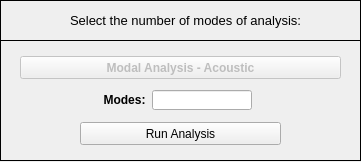
Before: the Qt Designer form pulse/uix/user_input/ui/acousticModalAnalysisInput.ui in open-pulse/OpenPulse, drawn with Qt 5.
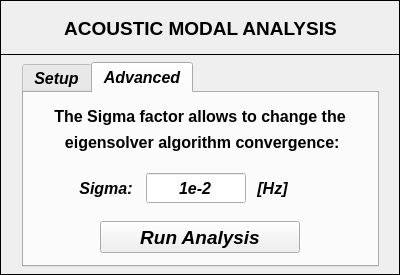
After: the same form once the commit is applied. The open tabs and pages were chosen to show the change. Icons and pictures are not drawn.

Commit message: Acoustic modal analysis - sigma factor

```diff
--- a/pulse/uix/user_input/ui/acousticModalAnalysisInput.ui
+++ b/pulse/uix/user_input/ui/acousticModalAnalysisInput.ui
@@ -9,8 +9,8 @@
    <rect>
     <x>0</x>
     <y>0</y>
-    <width>361</width>
-    <height>162</height>
+    <width>400</width>
+    <height>275</height>
    </rect>
   </property>
   <property name="sizePolicy">
@@ -21,14 +21,14 @@
   </property>
   <property name="minimumSize">
    <size>
-    <width>361</width>
-    <height>162</height>
+    <width>400</width>
+    <height>275</height>
    </size>
   </property>
   <property name="maximumSize">
    <size>
-    <width>361</width>
-    <height>162</height>
+    <width>400</width>
+    <height>275</height>
    </size>
   </property>
   <property name="contextMenuPolicy">
@@ -44,199 +44,525 @@
   <property name="whatsThis">
    <string/>
   </property>
-  <widget class="QWidget" name="widget" native="true">
+  <widget class="QFrame" name="frame_2">
    <property name="geometry">
     <rect>
      <x>0</x>
-     <y>0</y>
-     <width>361</width>
-     <height>161</height>
+     <y>54</y>
+     <width>400</width>
+     <height>221</height>
     </rect>
    </property>
    <property name="font">
     <font>
-     <kerning>true</kerning>
+     <family>Arial</family>
+     <pointsize>12</pointsize>
+     <weight>75</weight>
+     <bold>true</bold>
     </font>
    </property>
-   <widget class="QFrame" name="frame">
+   <property name="frameShape">
+    <enum>QFrame::Box</enum>
+   </property>
+   <property name="frameShadow">
+    <enum>QFrame::Plain</enum>
+   </property>
+   <widget class="QTabWidget" name="tabWidget">
     <property name="geometry">
      <rect>
-      <x>0</x>
-      <y>0</y>
-      <width>361</width>
-      <height>41</height>
+      <x>22</x>
+      <y>8</y>
+      <width>357</width>
+      <height>205</height>
      </rect>
     </property>
-    <property name="frameShape">
-     <enum>QFrame::Box</enum>
+    <property name="font">
+     <font>
+      <family>Arial</family>
+      <pointsize>12</pointsize>
+      <weight>75</weight>
+      <italic>true</italic>
+      <bold>true</bold>
+     </font>
     </property>
-    <property name="frameShadow">
-     <enum>QFrame::Plain</enum>
+    <property name="currentIndex">
+     <number>0</number>
     </property>
-    <property name="lineWidth">
-     <number>1</number>
-    </property>
-    <widget class="QLabel" name="label">
-     <property name="geometry">
-      <rect>
-       <x>10</x>
-       <y>12</y>
-       <width>351</width>
-       <height>16</height>
-      </rect>
-     </property>
-     <property name="font">
-      <font>
-       <pointsize>10</pointsize>
-       <italic>false</italic>
-      </font>
-     </property>
-     <property name="text">
-      <string>Select the number of modes of analysis:</string>
-     </property>
-     <property name="textFormat">
-      <enum>Qt::AutoText</enum>
-     </property>
-     <property name="alignment">
-      <set>Qt::AlignCenter</set>
-     </property>
+    <widget class="QWidget" name="tab">
+     <attribute name="title">
+      <string>Setup</string>
+     </attribute>
+     <widget class="QLineEdit" name="lineEdit_number_modes">
+      <property name="geometry">
+       <rect>
+        <x>122</x>
+        <y>80</y>
+        <width>100</width>
+        <height>30</height>
+       </rect>
+      </property>
+      <property name="minimumSize">
+       <size>
+        <width>100</width>
+        <height>30</height>
+       </size>
+      </property>
+      <property name="maximumSize">
+       <size>
+        <width>100</width>
+        <height>30</height>
+       </size>
+      </property>
+      <property name="font">
+       <font>
+        <family>Arial</family>
+        <pointsize>12</pointsize>
+        <weight>75</weight>
+        <italic>true</italic>
+        <bold>true</bold>
+       </font>
+      </property>
+      <property name="text">
+       <string>20</string>
+      </property>
+      <property name="alignment">
+       <set>Qt::AlignCenter</set>
+      </property>
+     </widget>
+     <widget class="QLabel" name="label_2">
+      <property name="geometry">
+       <rect>
+        <x>42</x>
+        <y>80</y>
+        <width>80</width>
+        <height>30</height>
+       </rect>
+      </property>
+      <property name="minimumSize">
+       <size>
+        <width>80</width>
+        <height>30</height>
+       </size>
+      </property>
+      <property name="maximumSize">
+       <size>
+        <width>80</width>
+        <height>30</height>
+       </size>
+      </property>
+      <property name="font">
+       <font>
+        <family>Arial</family>
+        <pointsize>12</pointsize>
+        <weight>75</weight>
+        <bold>true</bold>
+       </font>
+      </property>
+      <property name="text">
+       <string>Modes:</string>
+      </property>
+      <property name="alignment">
+       <set>Qt::AlignCenter</set>
+      </property>
+     </widget>
+     <widget class="QPushButton" name="pushButton">
+      <property name="geometry">
+       <rect>
+        <x>76</x>
+        <y>128</y>
+        <width>200</width>
+        <height>32</height>
+       </rect>
+      </property>
+      <property name="minimumSize">
+       <size>
+        <width>200</width>
+        <height>32</height>
+       </size>
+      </property>
+      <property name="maximumSize">
+       <size>
+        <width>200</width>
+        <height>32</height>
+       </size>
+      </property>
+      <property name="font">
+       <font>
+        <family>Arial</family>
+        <pointsize>14</pointsize>
+        <weight>75</weight>
+        <italic>true</italic>
+        <bold>true</bold>
+       </font>
+      </property>
+      <property name="text">
+       <string>Run Analysis</string>
+      </property>
+     </widget>
+     <widget class="QLabel" name="label_9">
+      <property name="geometry">
+       <rect>
+        <x>14</x>
+        <y>34</y>
+        <width>320</width>
+        <height>30</height>
+       </rect>
+      </property>
+      <property name="minimumSize">
+       <size>
+        <width>320</width>
+        <height>30</height>
+       </size>
+      </property>
+      <property name="maximumSize">
+       <size>
+        <width>320</width>
+        <height>30</height>
+       </size>
+      </property>
+      <property name="font">
+       <font>
+        <family>Arial</family>
+        <pointsize>12</pointsize>
+        <weight>75</weight>
+        <italic>false</italic>
+        <bold>true</bold>
+       </font>
+      </property>
+      <property name="text">
+       <string>in acoustic modal analysis</string>
+      </property>
+      <property name="textFormat">
+       <enum>Qt::AutoText</enum>
+      </property>
+      <property name="alignment">
+       <set>Qt::AlignCenter</set>
+      </property>
+     </widget>
+     <widget class="QLabel" name="label_5">
+      <property name="geometry">
+       <rect>
+        <x>14</x>
+        <y>8</y>
+        <width>320</width>
+        <height>30</height>
+       </rect>
+      </property>
+      <property name="minimumSize">
+       <size>
+        <width>320</width>
+        <height>30</height>
+       </size>
+      </property>
+      <property name="maximumSize">
+       <size>
+        <width>320</width>
+        <height>30</height>
+       </size>
+      </property>
+      <property name="font">
+       <font>
+        <family>Arial</family>
+        <pointsize>12</pointsize>
+        <weight>75</weight>
+        <italic>false</italic>
+        <bold>true</bold>
+       </font>
+      </property>
+      <property name="text">
+       <string>Select the number of modes to solve</string>
+      </property>
+      <property name="textFormat">
+       <enum>Qt::AutoText</enum>
+      </property>
+      <property name="alignment">
+       <set>Qt::AlignCenter</set>
+      </property>
+     </widget>
+    </widget>
+    <widget class="QWidget" name="tab_2">
+     <attribute name="title">
+      <string>Advanced</string>
+     </attribute>
+     <widget class="QLabel" name="label_4">
+      <property name="geometry">
+       <rect>
+        <x>224</x>
+        <y>80</y>
+        <width>49</width>
+        <height>30</height>
+       </rect>
+      </property>
+      <property name="minimumSize">
+       <size>
+        <width>49</width>
+        <height>30</height>
+       </size>
+      </property>
+      <property name="maximumSize">
+       <size>
+        <width>49</width>
+        <height>30</height>
+       </size>
+      </property>
+      <property name="font">
+       <font>
+        <family>Arial</family>
+        <pointsize>12</pointsize>
+        <weight>75</weight>
+        <bold>true</bold>
+       </font>
+      </property>
+      <property name="text">
+       <string>[Hz]</string>
+      </property>
+      <property name="alignment">
+       <set>Qt::AlignCenter</set>
+      </property>
+     </widget>
+     <widget class="QLabel" name="label_3">
+      <property name="geometry">
+       <rect>
+        <x>42</x>
+        <y>80</y>
+        <width>80</width>
+        <height>30</height>
+       </rect>
+      </property>
+      <property name="minimumSize">
+       <size>
+        <width>80</width>
+        <height>30</height>
+       </size>
+      </property>
+      <property name="maximumSize">
+       <size>
+        <width>80</width>
+        <height>30</height>
+       </size>
+      </property>
+      <property name="font">
+       <font>
+        <family>Arial</family>
+        <pointsize>12</pointsize>
+        <weight>75</weight>
+        <bold>true</bold>
+       </font>
+      </property>
+      <property name="text">
+       <string>Sigma:</string>
+      </property>
+      <property name="alignment">
+       <set>Qt::AlignCenter</set>
+      </property>
+     </widget>
+     <widget class="QLineEdit" name="lineEdit_input_sigma_factor">
+      <property name="geometry">
+       <rect>
+        <x>122</x>
+        <y>80</y>
+        <width>100</width>
+        <height>30</height>
+       </rect>
+      </property>
+      <property name="minimumSize">
+       <size>
+        <width>100</width>
+        <height>30</height>
+       </size>
+      </property>
+      <property name="maximumSize">
+       <size>
+        <width>100</width>
+        <height>30</height>
+       </size>
+      </property>
+      <property name="font">
+       <font>
+        <family>Arial</family>
+        <pointsize>12</pointsize>
+        <weight>75</weight>
+        <italic>true</italic>
+        <bold>true</bold>
+       </font>
+      </property>
+      <property name="text">
+       <string>1e-2</string>
+      </property>
+      <property name="alignment">
+       <set>Qt::AlignCenter</set>
+      </property>
+     </widget>
+     <widget class="QPushButton" name="pushButton_2">
+      <property name="geometry">
+       <rect>
+        <x>76</x>
+        <y>128</y>
+        <width>200</width>
+        <height>32</height>
+       </rect>
+      </property>
+      <property name="minimumSize">
+       <size>
+        <width>200</width>
+        <height>32</height>
+       </size>
+      </property>
+      <property name="maximumSize">
+       <size>
+        <width>200</width>
+        <height>32</height>
+       </size>
+      </property>
+      <property name="font">
+       <font>
+        <family>Arial</family>
+        <pointsize>14</pointsize>
+        <weight>75</weight>
+        <italic>true</italic>
+        <bold>true</bold>
+       </font>
+      </property>
+      <property name="text">
+       <string>Run Analysis</string>
+      </property>
+     </widget>
+     <widget class="QLabel" name="label_7">
+      <property name="geometry">
+       <rect>
+        <x>16</x>
+        <y>8</y>
+        <width>320</width>
+        <height>30</height>
+       </rect>
+      </property>
+      <property name="minimumSize">
+       <size>
+        <width>320</width>
+        <height>30</height>
+       </size>
+      </property>
+      <property name="maximumSize">
+       <size>
+        <width>320</width>
+        <height>30</height>
+       </size>
+      </property>
+      <property name="font">
+       <font>
+        <family>Arial</family>
+        <pointsize>12</pointsize>
+        <weight>75</weight>
+        <italic>false</italic>
+        <bold>true</bold>
+       </font>
+      </property>
+      <property name="text">
+       <string>The Sigma factor allows to change the</string>
+      </property>
+      <property name="textFormat">
+       <enum>Qt::AutoText</enum>
+      </property>
+      <property name="alignment">
+       <set>Qt::AlignCenter</set>
+      </property>
+     </widget>
+     <widget class="QLabel" name="label_8">
+      <property name="geometry">
+       <rect>
+        <x>16</x>
+        <y>34</y>
+        <width>320</width>
+        <height>30</height>
+       </rect>
+      </property>
+      <property name="minimumSize">
+       <size>
+        <width>320</width>
+        <height>30</height>
+       </size>
+      </property>
+      <property name="maximumSize">
+       <size>
+        <width>320</width>
+        <height>30</height>
+       </size>
+      </property>
+      <property name="font">
+       <font>
+        <family>Arial</family>
+        <pointsize>12</pointsize>
+        <weight>75</weight>
+        <italic>false</italic>
+        <bold>true</bold>
+       </font>
+      </property>
+      <property name="text">
+       <string> eigensolver algorithm convergence:</string>
+      </property>
+      <property name="textFormat">
+       <enum>Qt::AutoText</enum>
+      </property>
+      <property name="alignment">
+       <set>Qt::AlignCenter</set>
+      </property>
+     </widget>
     </widget>
    </widget>
-   <widget class="QFrame" name="frame_2">
+  </widget>
+  <widget class="QFrame" name="frame">
+   <property name="geometry">
+    <rect>
+     <x>0</x>
+     <y>0</y>
+     <width>400</width>
+     <height>55</height>
+    </rect>
+   </property>
+   <property name="font">
+    <font>
+     <family>Arial</family>
+     <pointsize>12</pointsize>
+     <weight>75</weight>
+     <bold>true</bold>
+    </font>
+   </property>
+   <property name="frameShape">
+    <enum>QFrame::Box</enum>
+   </property>
+   <property name="frameShadow">
+    <enum>QFrame::Plain</enum>
+   </property>
+   <property name="lineWidth">
+    <number>1</number>
+   </property>
+   <widget class="QLabel" name="label_6">
     <property name="geometry">
      <rect>
-      <x>0</x>
-      <y>40</y>
+      <x>20</x>
+      <y>10</y>
       <width>361</width>
-      <height>121</height>
+      <height>37</height>
      </rect>
     </property>
-    <property name="frameShape">
-     <enum>QFrame::Box</enum>
+    <property name="font">
+     <font>
+      <family>Arial</family>
+      <pointsize>14</pointsize>
+      <weight>75</weight>
+      <italic>false</italic>
+      <bold>true</bold>
+     </font>
     </property>
-    <property name="frameShadow">
-     <enum>QFrame::Plain</enum>
+    <property name="text">
+     <string>ACOUSTIC MODAL ANALYSIS</string>
     </property>
-    <widget class="QPushButton" name="pushButton">
-     <property name="enabled">
-      <bool>false</bool>
-     </property>
-     <property name="geometry">
-      <rect>
-       <x>20</x>
-       <y>16</y>
-       <width>321</width>
-       <height>23</height>
-      </rect>
-     </property>
-     <property name="font">
-      <font>
-       <weight>75</weight>
-       <bold>true</bold>
-      </font>
-     </property>
-     <property name="text">
-      <string>Modal Analysis - Acoustic</string>
-     </property>
-     <property name="icon">
-      <iconset>
-       <activeon>../../../../../../Downloads/load.png</activeon>
-      </iconset>
-     </property>
-     <property name="shortcut">
-      <string/>
-     </property>
-     <property name="autoDefault">
-      <bool>true</bool>
-     </property>
-     <property name="default">
-      <bool>false</bool>
-     </property>
-     <property name="flat">
-      <bool>false</bool>
-     </property>
-    </widget>
-    <widget class="QPushButton" name="pushButton_2">
-     <property name="geometry">
-      <rect>
-       <x>80</x>
-       <y>82</y>
-       <width>201</width>
-       <height>23</height>
-      </rect>
-     </property>
-     <property name="text">
-      <string>Run Analysis</string>
-     </property>
-    </widget>
-    <widget class="QLineEdit" name="lineEdit">
-     <property name="geometry">
-      <rect>
-       <x>152</x>
-       <y>50</y>
-       <width>100</width>
-       <height>20</height>
-      </rect>
-     </property>
-     <property name="minimumSize">
-      <size>
-       <width>100</width>
-       <height>20</height>
-      </size>
-     </property>
-     <property name="maximumSize">
-      <size>
-       <width>100</width>
-       <height>20</height>
-      </size>
-     </property>
-     <property name="font">
-      <font>
-       <family>Arial</family>
-       <pointsize>10</pointsize>
-       <weight>75</weight>
-       <italic>true</italic>
-       <bold>true</bold>
-      </font>
-     </property>
-     <property name="alignment">
-      <set>Qt::AlignCenter</set>
-     </property>
-    </widget>
-    <widget class="QLabel" name="label_2">
-     <property name="geometry">
-      <rect>
-       <x>100</x>
-       <y>50</y>
-       <width>49</width>
-       <height>20</height>
-      </rect>
-     </property>
-     <property name="minimumSize">
-      <size>
-       <width>49</width>
-       <height>20</height>
-      </size>
-     </property>
-     <property name="maximumSize">
-      <size>
-       <width>49</width>
-       <height>20</height>
-      </size>
-     </property>
-     <property name="font">
-      <font>
-       <weight>75</weight>
-       <bold>true</bold>
-      </font>
-     </property>
-     <property name="text">
-      <string>Modes:</string>
-     </property>
-     <property name="alignment">
-      <set>Qt::AlignCenter</set>
-     </property>
-    </widget>
+    <property name="textFormat">
+     <enum>Qt::AutoText</enum>
+    </property>
+    <property name="alignment">
+     <set>Qt::AlignCenter</set>
+    </property>
    </widget>
   </widget>
  </widget>
```
The commit also changes 4 other files.
